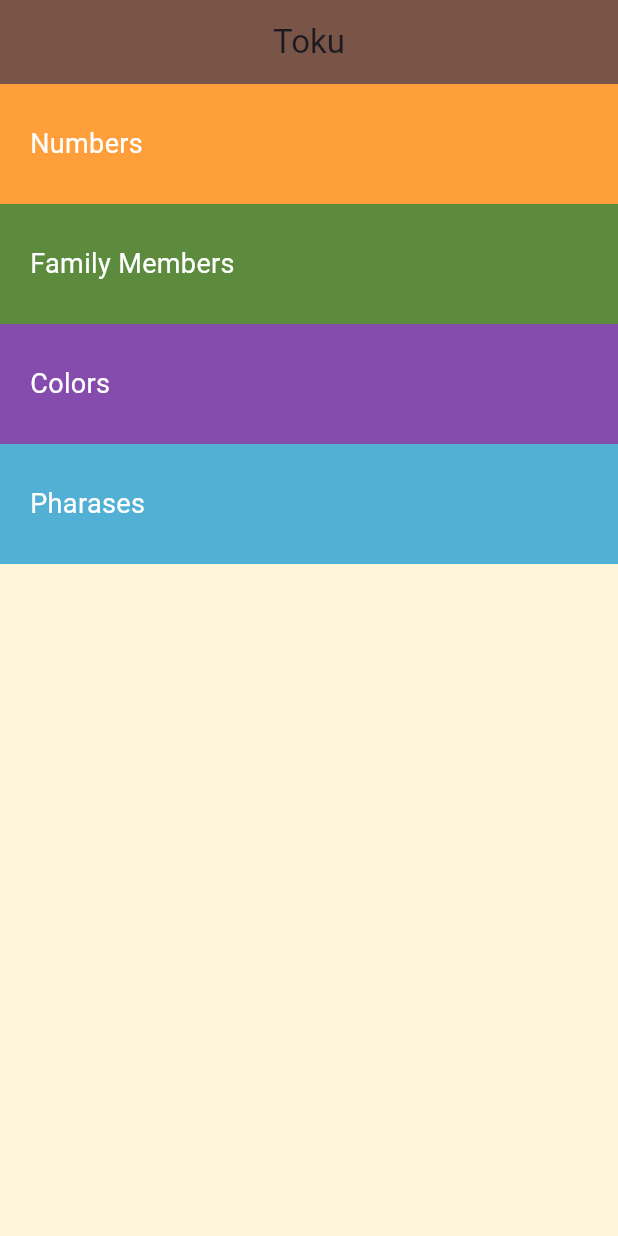
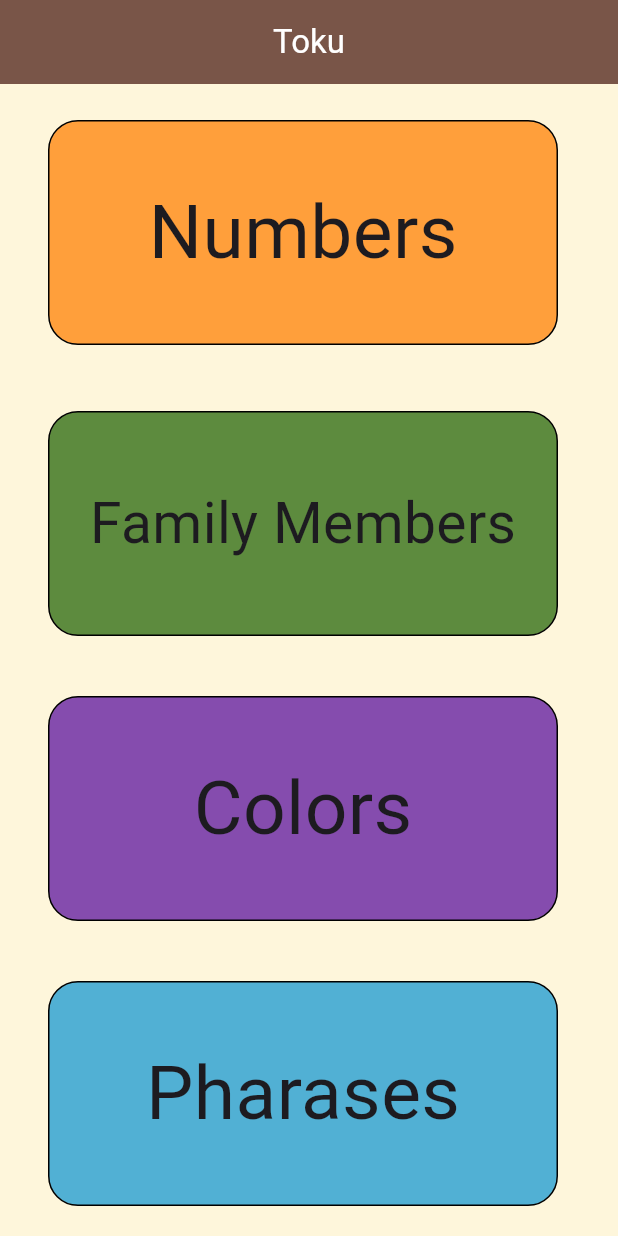
Before and after one commit to Al-Dos024/TokuApp, a Flutter app: the screen it shows after launch, on a phone screen of 412 x 824 dp. Run offline on Flutter 3.47's test engine with Material 3 defaults, Android fonts, the phone set to English and light mode, and no system bars; our stand-ins replace audioplayers.

Commit message:
done someedits

```diff
--- a/lib/Screens/Numbers_page.dart
+++ b/lib/Screens/Numbers_page.dart
@@ -1,9 +1,10 @@
 // ignore_for_file: empty_constructor_bodies, must_be_immutable
 
+
+
 import 'package:flutter/material.dart';
+import 'package:speakfree/Models/numbers.dart';
 import 'package:speakfree/components/List_Item.dart';
-
-import '../Models/numbers.dart';
 
 class NumberScreen extends StatelessWidget {
   NumberScreen({super.key});
--- a/lib/Screens/home_page.dart
+++ b/lib/Screens/home_page.dart
@@ -3,6 +3,7 @@ import 'package:speakfree/Screens/FamilyPage.dart';
 import 'package:speakfree/Screens/Numbers_page.dart';
 import 'package:speakfree/Screens/color_Page.dart';
 import 'package:speakfree/Screens/pharases_Page.dart';
+import 'package:speakfree/widgets/mainitem.dart';
 
 import '../components/category_item.dart';
 
@@ -12,17 +13,23 @@ class HomePage extends StatelessWidget {
   @override
   Widget build(BuildContext context) {
     return Scaffold(
-      backgroundColor: Color(0xffFEF6DB),
+      backgroundColor: const Color(0xffFEF6DB),
       appBar: AppBar(
         backgroundColor: Colors.brown,
-        title: Text("Toku"),
+        title: const Text(
+          "Toku",
+          style: TextStyle(color: Colors.white),
+        ),
         centerTitle: true,
       ),
-      body: Column(children: [
-        Category(
-          text: "Numbers",
-          color: Color(0xffFF9F3B),
-          onTapFun: () {
+      body: SingleChildScrollView(
+        child: Column(
+          children: [
+            Padding(
+              padding:
+                  const EdgeInsets.symmetric(horizontal: 32.0, vertical: 24),
+              child: GestureDetector(
+                onTap: () {
                   Navigator.push(
                     context,
                     MaterialPageRoute(
@@ -32,11 +39,28 @@ class HomePage extends StatelessWidget {
                     ),
                   );
                 },
+                child: Container(
+                  decoration: BoxDecoration(
+                      color: const Color(0xffFF9F3B),
+                      border: Border.all(),
+                      borderRadius:
+                          const BorderRadius.all(Radius.circular(20))),
+                  height: 150,
+                  width: 340,
+                  child: const Center(
+                    child: Text(
+                      "Numbers",
+                      style: TextStyle(fontSize: 50),
                     ),
-        Category(
-          text: "Family Members",
-          color: Color(0xff5D8B3E),
-          onTapFun: () {
+                  ),
+                ),
+              ),
+            ),
+            Padding(
+              padding:
+                  const EdgeInsets.symmetric(horizontal: 32.0, vertical: 20),
+              child: GestureDetector(
+                onTap: () {
                   Navigator.push(
                     context,
                     MaterialPageRoute(
@@ -46,11 +70,28 @@ class HomePage extends StatelessWidget {
                     ),
                   );
                 },
+                child: Container(
+                  decoration: BoxDecoration(
+                      color: const Color(0xff5D8B3E),
+                      border: Border.all(),
+                      borderRadius:
+                          const BorderRadius.all(Radius.circular(20))),
+                  height: 150,
+                  width: 340,
+                  child: const Center(
+                    child: Text(
+                      "Family Members",
+                      style: TextStyle(fontSize: 38),
                     ),
-        Category(
-          text: "Colors",
-          color: Color(0xff854CAE),
-          onTapFun: () {
+                  ),
+                ),
+              ),
+            ),
+            Padding(
+              padding:
+                  const EdgeInsets.symmetric(horizontal: 32.0, vertical: 20),
+              child: GestureDetector(
+                onTap: () {
                   Navigator.push(
                     context,
                     MaterialPageRoute(
@@ -60,11 +101,28 @@ class HomePage extends StatelessWidget {
                     ),
                   );
                 },
+                child: Container(
+                  decoration: BoxDecoration(
+                      color: const Color(0xff854CAE),
+                      border: Border.all(),
+                      borderRadius:
+                          const BorderRadius.all(Radius.circular(20))),
+                  height: 150,
+                  width: 340,
+                  child: const Center(
+                    child: Text(
+                      "Colors",
+                      style: TextStyle(fontSize: 50),
                     ),
-        Category(
-          text: "Pharases",
-          color: Color(0xff51B0D4),
-          onTapFun: () {
+                  ),
+                ),
+              ),
+            ),
+            Padding(
+              padding:
+                  const EdgeInsets.symmetric(horizontal: 32.0, vertical: 20),
+              child: GestureDetector(
+                onTap: () {
                   Navigator.push(
                     context,
                     MaterialPageRoute(
@@ -74,8 +132,86 @@ class HomePage extends StatelessWidget {
                     ),
                   );
                 },
+                child: Container(
+                  decoration: BoxDecoration(
+                      color: const Color(0xff51B0D4),
+                      border: Border.all(),
+                      borderRadius:
+                          const BorderRadius.all(Radius.circular(20))),
+                  height: 150,
+                  width: 340,
+                  child: const Center(
+                    child: Text(
+                      "Pharases",
+                      style: TextStyle(fontSize: 50),
                     ),
-      ]),
+                  ),
+                ),
+              ),
+            ),
+          ],
+        ),
+      ),
     );
   }
 }
+
+
+//  body: Column(children: [
+//         Category(
+//           text: "Numbers",
+//           color: const Color(0xffFF9F3B),
+        //   onTapFun: () {
+        //     Navigator.push(
+        //       context,
+        //       MaterialPageRoute(
+        //         builder: (context) {
+        //           return NumberScreen();
+        //         },
+        //       ),
+        //     );
+        //   },
+        // ),
+//         Category(
+//           text: "Family Members",
+//           color: const Color(0xff5D8B3E),
+//           onTapFun: () {
+//             Navigator.push(
+//               context,
+//               MaterialPageRoute(
+//                 builder: (context) {
+//                   return familyPage();
+//                 },
+//               ),
+//             );
+//           },
+//         ),
+//         Category(
+//           text: "Colors",
+//           color: const Color(0xff854CAE),
+//           onTapFun: () {
+//             Navigator.push(
+//               context,
+//               MaterialPageRoute(
+//                 builder: (context) {
+//                   return colorPage();
+//                 },
+//               ),
+//             );
+//           },
+//         ),
+//         Category(
+//           text: "Pharases",
+//           color: const Color(0xff51B0D4),
+//           onTapFun: () {
+//             Navigator.push(
+//               context,
+//               MaterialPageRoute(
+//                 builder: (context) {
+//                   return pharasesPage();
+//                 },
+//               ),
+//             );
+//           },
+//         ),
+//       ]),
--- a/lib/Screens/pharases_Page.dart
+++ b/lib/Screens/pharases_Page.dart
@@ -1,7 +1,8 @@
 import 'package:flutter/material.dart';
 import 'package:speakfree/Models/pharases.dart';
+import 'package:speakfree/components/List_Item.dart';
 
-import '../components/List_Item.dart';
+
 
 class pharasesPage extends StatelessWidget {
   pharasesPage({super.key});
--- /dev/null
+++ b/lib/widgets/mainitem.dart
@@ -0,0 +1,26 @@
+import 'package:flutter/material.dart';
+
+class MainItem extends StatelessWidget {
+  const MainItem({super.key});
+
+  @override
+  Widget build(BuildContext context) {
+    return Padding(
+      padding: const EdgeInsets.all(32.0),
+      child: Container(
+        decoration: BoxDecoration(
+            color: const Color(0xffFF9F3B),
+            border: Border.all(),
+            borderRadius: const BorderRadius.all(Radius.circular(20))),
+        height: 150,
+        width: 340,
+        child: const Center(
+          child: Text(
+            "Numbers",
+            style: TextStyle(fontSize: 50),
+          ),
+        ),
+      ),
+    );
+  }
+}
```
Also changed, not shown: lib/Screens/color_Page.dart (+4 -3 lines), pubspec.lock. Lines whose indentation alone changed are shown as unchanged.
